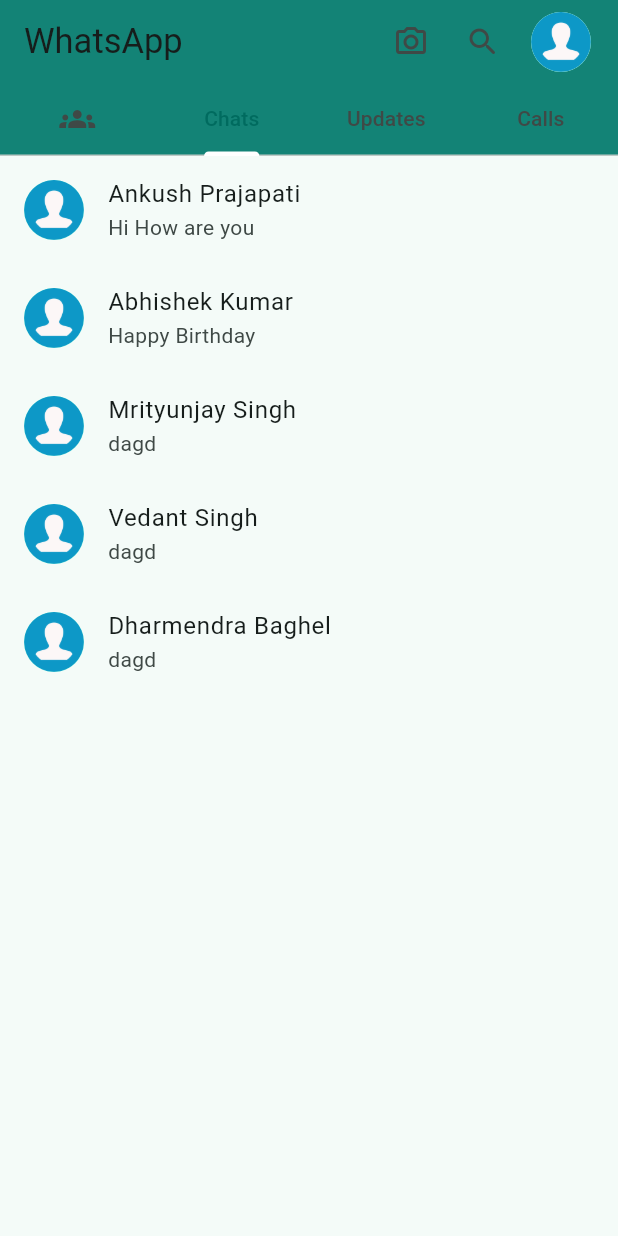
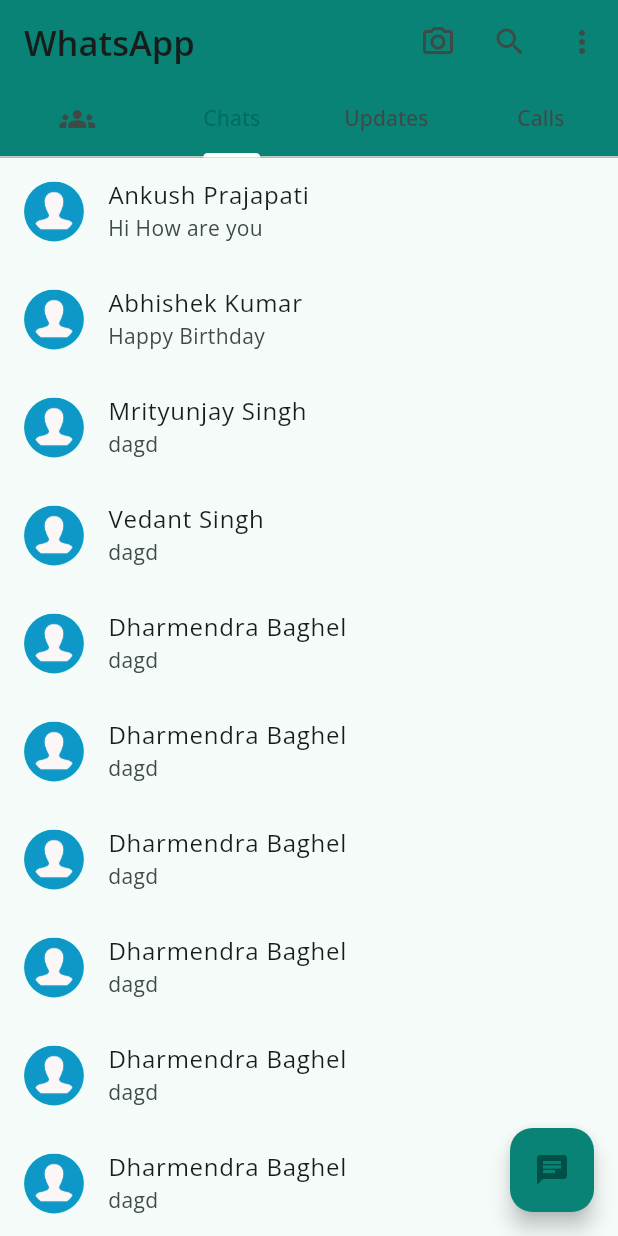
Before and after one commit to Ankush1200/whatsapp_clone, a Flutter app: the screen it shows after launch, on a phone screen of 412 x 824 dp. Run offline on Flutter 3.47's test engine with Material 3 defaults, Android fonts, the phone set to English and light mode, and no system bars; our stand-ins replace get.

Commit message:
chat Page Added

```diff
--- a/lib/colors/theaming.dart
+++ b/lib/colors/theaming.dart
@@ -1,7 +1,7 @@
 import 'package:flutter/material.dart';
 
 class AppColors{
-  static const Color defaultcolor= Color.fromARGB(255, 19, 131, 118);
+  static const Color defaultcolor= Color.fromARGB(255, 8, 131, 117);
   static const Color subtitle=  Color.fromARGB(255, 124, 123, 123);
   static const Color textcolor=  Colors.black;
 }
--- a/lib/main.dart
+++ b/lib/main.dart
@@ -16,6 +16,7 @@
     return GetMaterialApp(
         theme: ThemeData(
           // useMaterial3: true,
+          fontFamily:'OpenSans',
           colorScheme: ColorScheme.fromSeed(
             seedColor: AppColors.defaultcolor,
           ),
--- /dev/null
+++ b/lib/pages/chat_page.dart
@@ -0,0 +1,82 @@
+import 'package:flutter/material.dart';
+
+import '../widgets/my_cutom_list.dart';
+
+class ChatPage extends StatelessWidget {
+  const ChatPage({super.key});
+  @override
+  Widget build(BuildContext context) {
+    return Scaffold(
+      body:ListView(
+          children: [
+            MyCustomList(
+                title: 'Ankush Prajapati',
+                subtitle: 'Hi How are you',
+                leadingIcon: CircleAvatar(
+                    backgroundImage: AssetImage("assets/images/profile.png")),
+                onTap: () {}),
+            MyCustomList(
+                title: 'Abhishek Kumar',
+                subtitle: 'Happy Birthday',
+                leadingIcon: CircleAvatar(
+                    backgroundImage: AssetImage("assets/images/profile.png")),
+                onTap: () {}),
+            MyCustomList(
+                title: 'Mrityunjay Singh',
+                subtitle: 'dagd',
+                leadingIcon: CircleAvatar(
+                    backgroundImage: AssetImage("assets/images/profile.png")),
+                onTap: () {}),
+            MyCustomList(
+                title: 'Vedant Singh',
+                subtitle: 'dagd',
+                leadingIcon: CircleAvatar(
+                    backgroundImage: AssetImage("assets/images/profile.png")),
+                onTap: () {}),
+            MyCustomList(
+                title: 'Dharmendra Baghel',
+                subtitle: 'dagd',
+                leadingIcon: CircleAvatar(
+                    backgroundImage: AssetImage("assets/images/profile.png")),
+                onTap: () {}),
+            MyCustomList(
+                title: 'Dharmendra Baghel',
+                subtitle: 'dagd',
+                leadingIcon: CircleAvatar(
+                    backgroundImage: AssetImage("assets/images/profile.png")),
+                onTap: () {}),
+            MyCustomList(
+                title: 'Dharmendra Baghel',
+                subtitle: 'dagd',
+                leadingIcon: CircleAvatar(
+                    backgroundImage: AssetImage("assets/images/profile.png")),
+                onTap: () {}),
+            MyCustomList(
+                title: 'Dharmendra Baghel',
+                subtitle: 'dagd',
+                leadingIcon: CircleAvatar(
+                    backgroundImage: AssetImage("assets/images/profile.png")),
+                onTap: () {}),
+            MyCustomList(
+                title: 'Dharmendra Baghel',
+                subtitle: 'dagd',
+                leadingIcon: CircleAvatar(
+                    backgroundImage: AssetImage("assets/images/profile.png")),
+                onTap: () {}),
+            MyCustomList(
+                title: 'Dharmendra Baghel',
+                subtitle: 'dagd',
+                leadingIcon: CircleAvatar(
+                    backgroundImage: AssetImage("assets/images/profile.png")),
+                onTap: () {}),
+            MyCustomList(
+                title: 'Dharmendra Baghel',
+                subtitle: 'dagd',
+                leadingIcon: CircleAvatar(
+                    backgroundImage: AssetImage("assets/images/profile.png")),
+                onTap: () {}),
+          ],
+        ),
+    );
+  }
+}
--- a/lib/screens/Home_screen.dart
+++ b/lib/screens/Home_screen.dart
@@ -1,8 +1,9 @@
-
 import 'package:flutter/material.dart';
 import 'package:get/get.dart';
 import 'package:whatsapp_clone/colors/theaming.dart';
+import 'package:whatsapp_clone/pages/chat_page.dart';
 import 'package:whatsapp_clone/screens/You.dart';
+
 import 'package:whatsapp_clone/widgets/my_cutom_list.dart';
 
 class HomeScreen extends StatefulWidget {
@@ -12,71 +13,97 @@
   State<HomeScreen> createState() => _HomeScreenState();
 }
 
-class _HomeScreenState extends State<HomeScreen> with SingleTickerProviderStateMixin{
-late TabController _controller;
+class _HomeScreenState extends State<HomeScreen>
+    with SingleTickerProviderStateMixin {
+  late TabController _controller;
 
   @override
-  void initState(){
+  void initState() {
     super.initState();
-    _controller=TabController(length:4, vsync:this,initialIndex: 1);
+    _controller = TabController(length: 4, vsync: this, initialIndex: 1);
   }
+
   @override
   Widget build(BuildContext context) {
     return Scaffold(
       appBar: AppBar(
         backgroundColor: AppColors.defaultcolor,
-        title: const Text("WhatsApp",style: TextStyle(fontSize:23,)),
+        title: const Text("WhatsApp",
+            style: TextStyle(
+              fontSize: 23,
+              // fontFamily: 'OpenSans',
+              fontWeight: FontWeight.bold
+            )),
         actions: [
-          IconButton(onPressed: () {},icon: const Icon(Icons.camera_alt_outlined)),
+          IconButton(
+              onPressed: () {}, icon: const Icon(Icons.camera_alt_outlined)),
           IconButton(onPressed: () {}, icon: const Icon(Icons.search_rounded)),
-          // PopupMenuButton(itemBuilder:(BuildContext context) {
-          //   return [
-          //     PopupMenuItem(child:Text("New Group"),value: 'NewGroup',),
-          //     PopupMenuItem(child:Text("New Group"),value: 'NewGroup',),
-          //     PopupMenuItem(child:Text("New Group"),value: 'NewGroup',),
-          //     PopupMenuItem(child:Text("New Group"),value: 'NewGroup',),
-          //   ];
-          // },),
-          Padding(
-            padding: const EdgeInsets.only(right:10),
-            child: IconButton(onPressed: () {
-              Get.to(()=>const You(),
-              transition:Transition.rightToLeft
-              );
-            }, icon: const CircleAvatar(backgroundImage:AssetImage("assets/images/profile.png"),)),
+          PopupMenuButton<String>(
+            onSelected: (value){
+                if(value=='Settings'){
+                  Get.to(()=>You(),
+                  transition: Transition.rightToLeft,
+                  );
+                }
+            },
+            itemBuilder: (BuildContext context) {
+              return const[
+                PopupMenuItem(
+                  child: Text("New Group"),
+                  value: 'New Group',
+                ),
+                PopupMenuItem(
+                  child: Text("New Brodcast"),
+                  value: 'New Brodcast',
+                ),
+                PopupMenuItem(
+                  child: Text("Whatsapp Web"),
+                  value: 'Whatsapp Web',
+                ),
+                PopupMenuItem(
+                  child: Text("Shared Messages"),
+                  value: 'Shared Messages',
+                ),
+                PopupMenuItem(
+                  child: Text("Settings"),
+                  value: 'Settings',
+                ),
+              ];
+            },
           ),
+          // Padding(
+          //   padding: const EdgeInsets.only(right:10),
+          //   child: IconButton(onPressed: () {
+          //     Get.to(()=>const You(),
+          //     transition:Transition.rightToLeft
+          //     );
+          //   }, icon: const CircleAvatar(backgroundImage:AssetImage("assets/images/profile.png"),)),
+          // ),
         ],
         bottom: TabBar(
           indicatorColor: Colors.white,
-          indicatorWeight:2,
+          indicatorWeight: 3,
           controller: _controller,
-          tabs: [
-            Tab(icon: Icon(Icons.groups),),
-            Tab(text: 'Chats',),
+          tabs: const [
+            Tab(icon: Icon(Icons.groups)),
+            Tab(text: 'Chats'),
             Tab(text: 'Updates'),
             Tab(text: 'Calls'),
           ],
         ),
       ),
-      body: TabBarView(
-        controller:_controller ,
-        children: [
-        ListView(
-          children: [],
-        ),
-        // Center(child: Text("Community")),
-        ListView(
-          children: [
-            MyCustomList(title: 'Ankush Prajapati', subtitle: 'Hi How are you', leadingIcon: CircleAvatar(backgroundImage: AssetImage("assets/images/profile.png")), onTap:(){}),
-            MyCustomList(title: 'Abhishek Kumar', subtitle: 'Happy Birthday', leadingIcon: CircleAvatar(backgroundImage: AssetImage("assets/images/profile.png")), onTap:(){}),
-            MyCustomList(title: 'Mrityunjay Singh', subtitle: 'dagd', leadingIcon: CircleAvatar(backgroundImage: AssetImage("assets/images/profile.png")),  onTap:(){}),
-            MyCustomList(title: 'Vedant Singh', subtitle: 'dagd', leadingIcon: CircleAvatar(backgroundImage: AssetImage("assets/images/profile.png")),  onTap:(){}),
-            MyCustomList(title: 'Dharmendra Baghel', subtitle: 'dagd', leadingIcon: CircleAvatar(backgroundImage: AssetImage("assets/images/profile.png")),  onTap:(){}),
-          ],
-        ),
+      body: TabBarView(controller: _controller, children: [
+        Center(child: Text("Community")),
+        ChatPage(),
         Center(child: Text("Updates")),
         Center(child: Text("Calls")),
       ]),
+      floatingActionButton:FloatingActionButton(
+        onPressed: (){},
+        backgroundColor: AppColors.defaultcolor,
+        shape: RoundedRectangleBorder(borderRadius: BorderRadius.circular(15)),
+        child: Icon(Icons.chat),
+        ),
     );
   }
 }
--- a/lib/screens/You.dart
+++ b/lib/screens/You.dart
@@ -15,7 +15,6 @@
   Widget build(BuildContext context) {
     return Scaffold(
       appBar: AppBar(
-
         backgroundColor: AppColors.defaultcolor,
         title: const Text("You"),
         actions: [
@@ -44,7 +43,10 @@
               TextButton(
                 child: const Text(
                   "Ankush Prajapati⌄",
-                  style: TextStyle(fontSize: 25, fontWeight: FontWeight.bold,color: AppColors.textcolor),
+                  style: TextStyle(
+                      fontSize: 25,
+                      fontWeight: FontWeight.bold,
+                      color: AppColors.textcolor),
                 ),
                 onPressed: () {
                   showModalBottomSheet(
@@ -105,7 +107,7 @@
               const SizedBox(
                 width: 300,
                 child: Text(
-                  "The happiness of your life is depend upon the quality of your thoughts....💖",
+                  "The happiness of your life is depend upon the quality of your thoughts..💖 Happy coding.....",
                   textAlign: TextAlign.center,
                   style: TextStyle(fontSize: 17, color: AppColors.subtitle),
                   overflow: TextOverflow.ellipsis,
@@ -212,6 +214,20 @@
                   ),
                 ],
               ),
+              // ListView(
+              //   scrollDirection: Axis.horizontal,
+              //   shrinkWrap: true,
+              //   children: [
+              //     MyCustomList(
+              //       title: 'hi',
+              //       subtitle: 'hfs',
+              //       leadingIcon: const CircleAvatar(
+              //           backgroundImage:
+              //               AssetImage("assets/images/profile.png")),
+              //       onTap: () {},
+              //     )
+              //   ],
+              // )
             ],
           ),
         ],
```
Also changed, not shown: pubspec.yaml (+5 -4 lines), assets/fonts/Nunito-Medium.ttf (deleted), assets/fonts/OpenSans-Medium.ttf (added), assets/fonts/OpenSans-Regular.ttf (added), assets/fonts/OpenSans-SemiBold.ttf (added).
